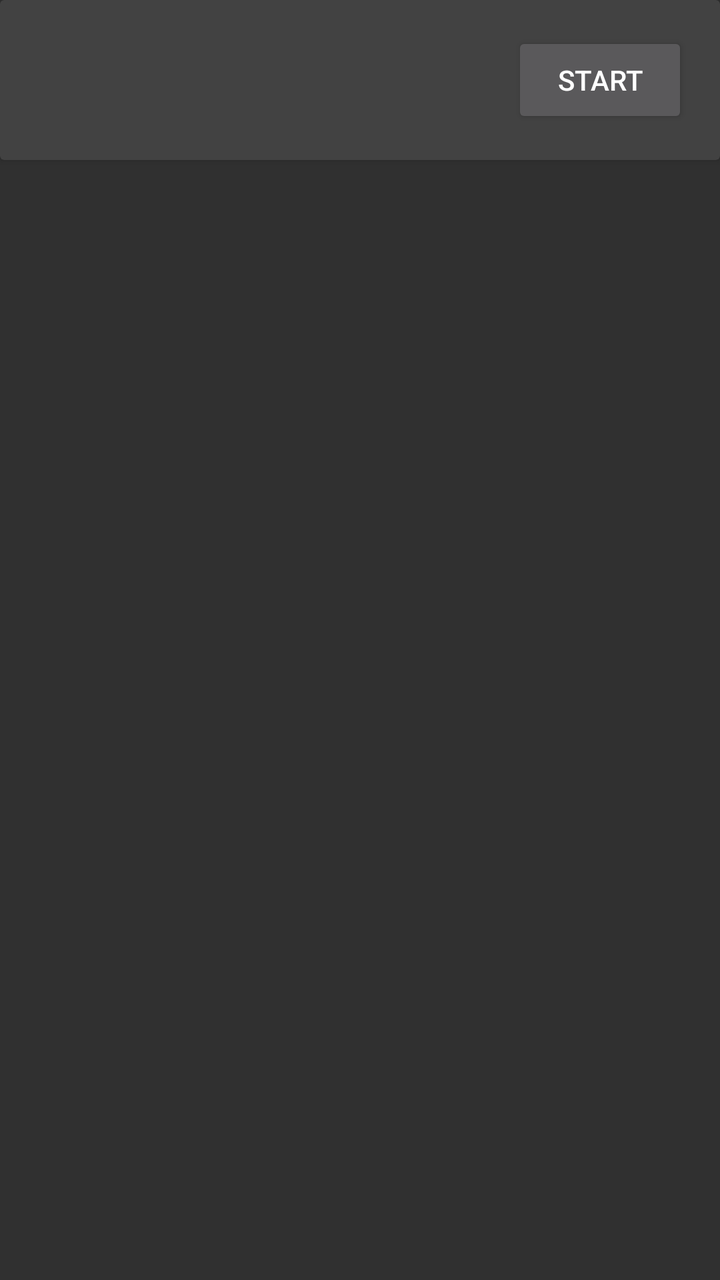
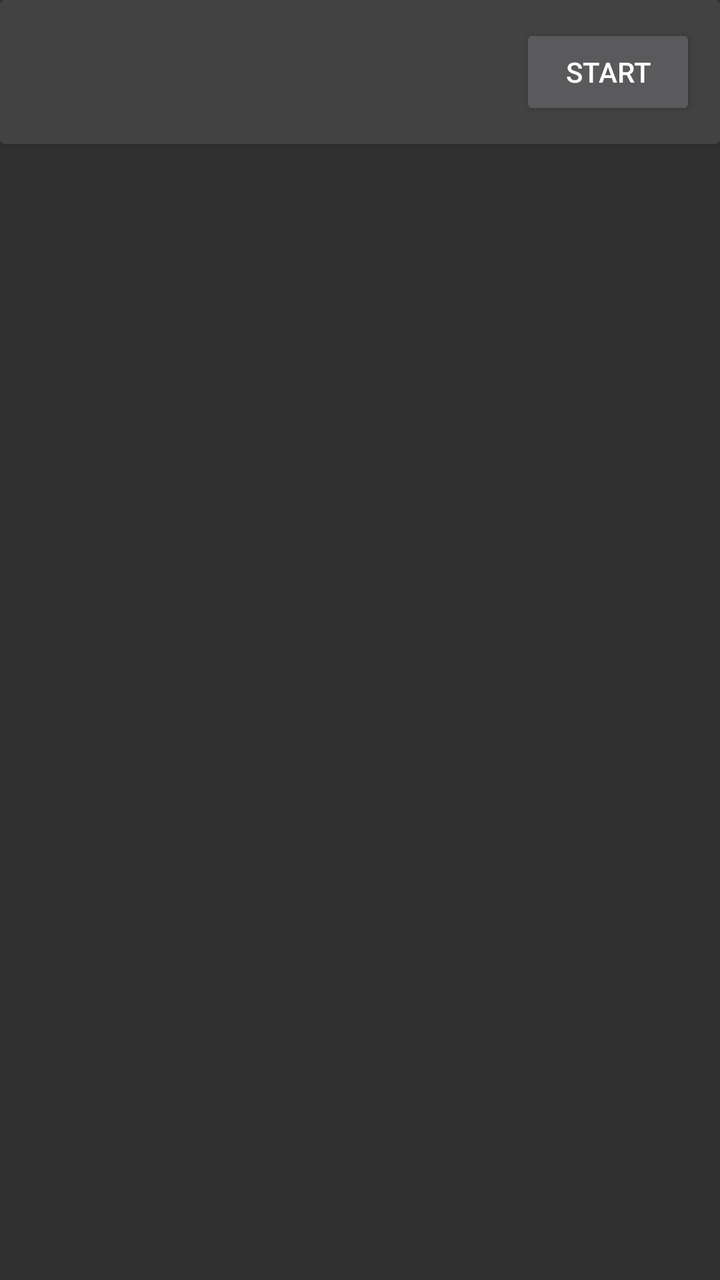

An Android layout rendered at two revisions. The XML below is the earlier revision; the diff shows what the commit changed to produce the second picture.
<!-- AndroidManifest.xml: application theme AppTheme -->
<!-- res/layout/cardview_apps.xml -->
<LinearLayout xmlns:android="http://schemas.android.com/apk/res/android"
    android:layout_width="match_parent"
    android:layout_height="match_parent"
    android:paddingBottom="16dp">
    <android.support.v7.widget.CardView
        android:layout_width="match_parent"
        android:layout_height="wrap_content"
        android:id="@+id/cardview_apps">
        <RelativeLayout
            android:layout_width="match_parent"
            android:layout_height="wrap_content"
            android:padding="16dp"
            >
            <TextView
                android:layout_width="wrap_content"
                android:layout_height="wrap_content"
                android:id="@+id/cardview_apps_name"
                android:layout_alignParentTop="true"
                android:textSize="18sp"
                android:textColor="@color/primary_material_dark" />
            <TextView
                android:layout_width="wrap_content"
                android:layout_height="wrap_content"
                android:id="@+id/cardview_apps_pkgname"
                android:layout_below="@+id/cardview_apps_name"
                android:textColor="@color/primary_material_dark" />
            <Button
                android:layout_width="wrap_content"
                android:layout_height="wrap_content"
                android:text="@string/start"
                android:id="@+id/cardview_apps_start"
                android:layout_alignParentTop="true"
                android:layout_alignParentEnd="true"
                />
        </RelativeLayout>
    </android.support.v7.widget.CardView>
</LinearLayout>
<!-- resources referenced by this layout -->
<resources>
  <string name="start">Start</string>
  <style name="AppTheme" parent="Theme.AppCompat.NoActionBar">
          
          <item name="windowActionBar">false</item>
          <item name="windowNoTitle">true</item>
      </style>
</resources>

<!-- the commit's change to res/layout/cardview_apps.xml (unified diff, before → after) -->
@@ -1,7 +1,7 @@
 <LinearLayout xmlns:android="http://schemas.android.com/apk/res/android"
     android:layout_width="match_parent"
     android:layout_height="match_parent"
-    android:paddingBottom="16dp">
+    android:paddingBottom="8dp">
     <android.support.v7.widget.CardView
         android:layout_width="match_parent"
         android:layout_height="wrap_content"
@@ -9,7 +9,7 @@
         <RelativeLayout
             android:layout_width="match_parent"
             android:layout_height="wrap_content"
-            android:padding="16dp"
+            android:padding="@dimen/cardview_text_padding2"
             >
             <TextView
                 android:layout_width="wrap_content"
<!-- resource entries referenced after the edit -->
@@ -1,5 +1,6 @@
 <!-- resources referenced by this layout -->
 <resources>
+  <dimen name="cardview_text_padding2">12dp</dimen>
   <string name="start">Start</string>
   <style name="AppTheme" parent="Theme.AppCompat.NoActionBar">
           
